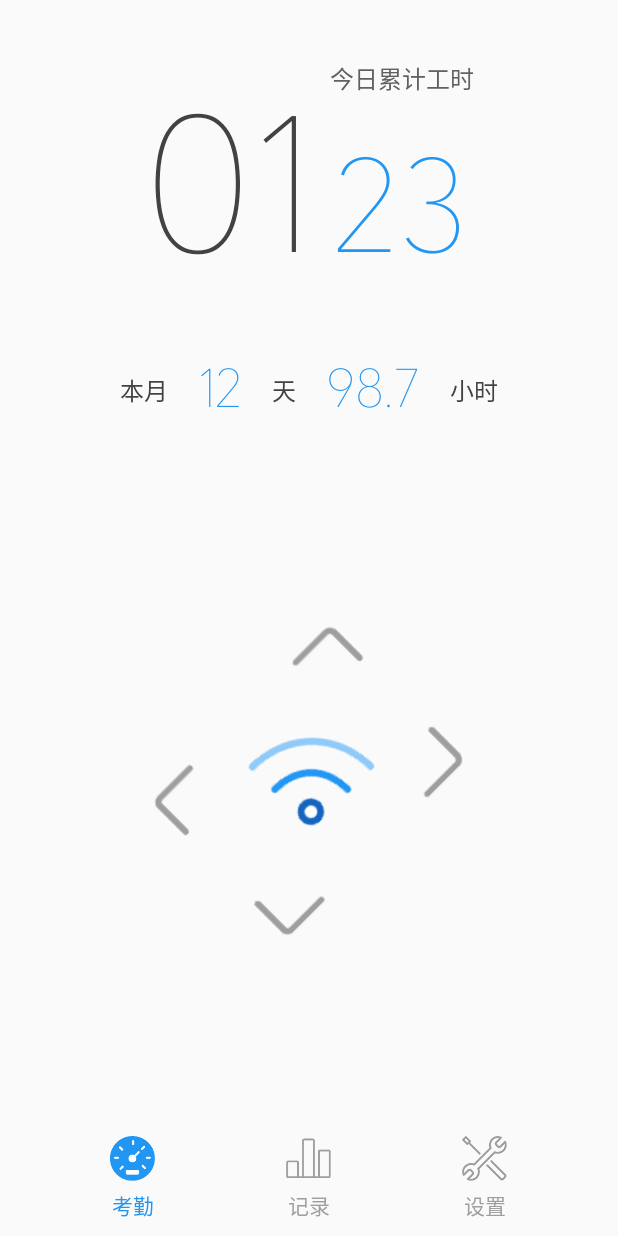
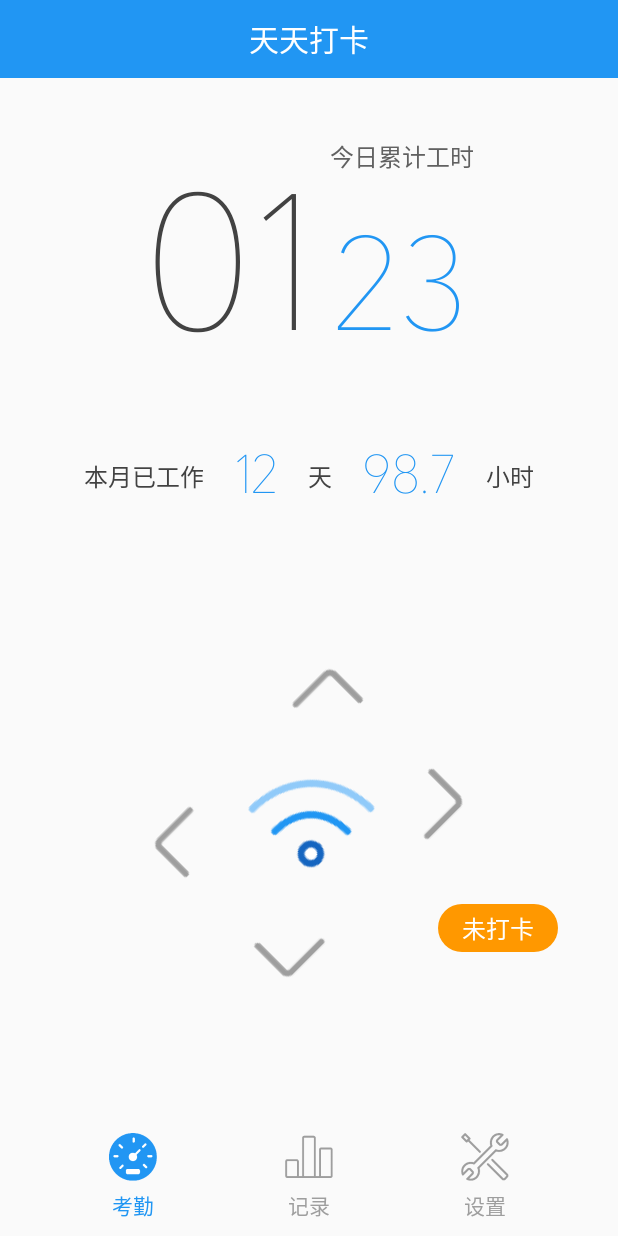
Before and after one commit to shikangkai/AttRec, an Android app: the screen it shows after launch (MainActivity), on a phone screen of 412 x 824 dp. Run offline under Robolectric (Android 15) with nearby library versions, the phone set to English and light mode, and no system bars.

Commit message:
添加打卡状态

```diff
--- a/app/src/main/java/com/holobor/attrec/activity/MainActivity.java
+++ b/app/src/main/java/com/holobor/attrec/activity/MainActivity.java
@@ -58,6 +58,37 @@ public class MainActivity extends BaseActivity {
 
         contentPager = (ViewPager) findViewById(R.id.pager);
         contentPager.setAdapter(fragmentPagerAdapter);
+        contentPager.addOnPageChangeListener(new ViewPager.OnPageChangeListener() {
+            @Override
+            public void onPageScrolled(int position, float positionOffset, int positionOffsetPixels) {}
+
+            @Override
+            public void onPageSelected(int position) {
+
+                btnAtt.setSelected(false);
+                btnRec.setSelected(false);
+                btnSet.setSelected(false);
+
+                switch (position) {
+                    case 0:
+                        btnAtt.setSelected(true);
+                        break;
+
+                    case 1:
+                        btnRec.setSelected(true);
+                        break;
+
+                    case 2:
+                        btnSet.setSelected(true);
+                        break;
+
+                    default:
+                }
+            }
+
+            @Override
+            public void onPageScrollStateChanged(int state) {}
+        });
     }
 
     /**
@@ -67,23 +98,16 @@ public class MainActivity extends BaseActivity {
      */
     public void onNavClick(View view) {
 
-        btnAtt.setSelected(false);
-        btnRec.setSelected(false);
-        btnSet.setSelected(false);
-
         switch (view.getId()) {
             case R.id.btn_att:
-                btnAtt.setSelected(true);
                 contentPager.setCurrentItem(0);
                 break;
 
             case R.id.btn_rec:
-                btnRec.setSelected(true);
                 contentPager.setCurrentItem(1);
                 break;
 
             case R.id.btn_set:
-                btnSet.setSelected(true);
                 contentPager.setCurrentItem(2);
                 break;
         }
--- a/app/src/main/java/com/holobor/attrec/fragment/AttFragment.java
+++ b/app/src/main/java/com/holobor/attrec/fragment/AttFragment.java
@@ -5,8 +5,10 @@ import android.content.Context;
 import android.content.Intent;
 import android.content.IntentFilter;
 import android.graphics.Typeface;
+import android.media.Image;
 import android.os.Bundle;
 import android.view.View;
+import android.widget.ImageButton;
 import android.widget.TextView;
 
 import com.holobor.attrec.R;
@@ -17,7 +19,12 @@ import com.holobor.attrec.fragment.base.BaseFragment;
  */
 public class AttFragment extends BaseFragment {
 
-    BroadcastReceiver timeChangedReceiver;
+    Typeface typeface;
+    TextView txtDayHour, txtDayMin;
+    TextView txtMonthDay, txtMonthHour;
+    TextView txtAttState;
+    ImageButton btnAtt;
+    AttState attState = AttState.UN_ATT;
 
     @Override
     public int getLayoutID() {
@@ -26,28 +33,93 @@ public class AttFragment extends BaseFragment {
 
     @Override
     protected void initVar(Bundle savedInstanceState) {
-        timeChangedReceiver = new BroadcastReceiver() {
-            @Override
-            public void onReceive(Context context, Intent intent) {
-                //改变显示时间
-            }
-        };
-
-        getContext().registerReceiver(timeChangedReceiver, new IntentFilter(Intent.ACTION_TIME_TICK));
+        typeface = Typeface.createFromAsset(getContext().getAssets(), "fonts/baiduan_number.ttf");
     }
 
     @Override
     protected void initView(View rootView, Bundle savedInstanceState) {
-        Typeface typeface = Typeface.createFromAsset(getContext().getAssets(), "fonts/baiduan_number.ttf");
-        ((TextView) rootView.findViewById(R.id.txt_today_att_hour)).setTypeface(typeface);
-        ((TextView) rootView.findViewById(R.id.txt_today_att_min)).setTypeface(typeface);
-        ((TextView) rootView.findViewById(R.id.txt_month_hour)).setTypeface(typeface, Typeface.BOLD);
-        ((TextView) rootView.findViewById(R.id.txt_month_day)).setTypeface(typeface, Typeface.BOLD);
+
+        /**
+         * 设置显示的时间
+         */
+        txtDayHour = (TextView) rootView.findViewById(R.id.txt_today_att_hour);
+        txtDayHour.setTypeface(typeface);
+        txtDayMin = (TextView) rootView.findViewById(R.id.txt_today_att_min);
+        txtDayMin.setTypeface(typeface);
+        txtMonthDay = (TextView) rootView.findViewById(R.id.txt_month_day);
+        txtMonthDay.setTypeface(typeface, Typeface.BOLD);
+        txtMonthHour = (TextView) rootView.findViewById(R.id.txt_month_hour);
+        txtMonthHour.setTypeface(typeface, Typeface.BOLD);
+
+        btnAtt = (ImageButton) rootView.findViewById(R.id.btn_att);
+        btnAtt.setOnClickListener(new View.OnClickListener() {
+            @Override
+            public void onClick(View v) {
+                switch (attState) {
+                    case UN_ATT:
+                        attState = AttState.DOING_WORK;
+                        break;
+
+                    case DOING_WORK:
+                        attState = AttState.DONE_WORK;
+                        break;
+
+                    case DONE_WORK:
+                        attState = AttState.DOING_WORK;
+                        break;
+                }
+
+                updateData();
+            }
+        });
+
+        txtAttState = (TextView) rootView.findViewById(R.id.txt_att_state);
+    }
+
+    /**
+     * 更新显示数据
+     */
+    private void updateData() {
+        // 计算当天工作时间
+        // 计算当月工作时间
+        // 设置当前打卡状态
+
+        switch (attState) {
+            case UN_ATT:
+                txtAttState.setText(R.string.un_att);
+                txtAttState.setBackgroundResource(R.drawable.bg_att_state_un_att);
+                break;
+
+            case DOING_WORK:
+                txtAttState.setText(R.string.doing_work);
+                txtAttState.setBackgroundResource(R.drawable.bg_att_state_doing_work);
+                break;
+
+            case DONE_WORK:
+                txtAttState.setText(R.string.done_work);
+                txtAttState.setBackgroundResource(R.drawable.bg_att_state_done_work);
+                break;
+        }
+    }
+
+    @Override
+    public void onResume() {
+        super.onResume();
+        //刷新显示数据
+        updateData();
     }
 
     @Override
     public void onDestroy() {
         super.onDestroy();
-        getContext().unregisterReceiver(timeChangedReceiver);
+    }
+
+    /**
+     * 打卡状态
+     */
+    public enum AttState {
+        UN_ATT,         //未打卡
+        DOING_WORK,     //正在上班
+        DONE_WORK       //已经下班
     }
 }
--- /dev/null
+++ b/app/src/main/res/drawable/bg_att_state_doing_work.xml
@@ -0,0 +1,7 @@
+<?xml version="1.0" encoding="utf-8"?>
+<shape xmlns:android="http://schemas.android.com/apk/res/android">
+
+    <corners android:radius="@dimen/radius_txt_att_state" />
+    <size android:height="@dimen/height_txt_att_state" android:width="@dimen/width_txt_att_state" />
+    <solid android:color="@color/holobor_red" />
+</shape>
--- /dev/null
+++ b/app/src/main/res/drawable/bg_att_state_done_work.xml
@@ -0,0 +1,7 @@
+<?xml version="1.0" encoding="utf-8"?>
+<shape xmlns:android="http://schemas.android.com/apk/res/android">
+
+    <corners android:radius="@dimen/radius_txt_att_state" />
+    <size android:height="@dimen/height_txt_att_state" android:width="@dimen/width_txt_att_state" />
+    <solid android:color="@color/holobor_green" />
+</shape>
--- /dev/null
+++ b/app/src/main/res/drawable/bg_att_state_un_att.xml
@@ -0,0 +1,7 @@
+<?xml version="1.0" encoding="utf-8"?>
+<shape xmlns:android="http://schemas.android.com/apk/res/android">
+
+    <corners android:radius="@dimen/radius_txt_att_state" />
+    <size android:height="@dimen/height_txt_att_state" android:width="@dimen/width_txt_att_state" />
+    <solid android:color="@color/holobor_orange" />
+</shape>
--- a/app/src/main/res/layout/activity_main.xml
+++ b/app/src/main/res/layout/activity_main.xml
@@ -88,10 +88,27 @@
         </LinearLayout>
     </LinearLayout>
 
+    <RelativeLayout
+        android:layout_width="match_parent"
+        android:layout_height="52dp"
+        android:background="@color/holobor_blue"
+        android:id="@+id/bar_top" >
+
+        <TextView
+            android:layout_width="wrap_content"
+            android:layout_height="wrap_content"
+            android:layout_centerInParent="true"
+            android:text="@string/app_name"
+            android:textSize="@dimen/size_txt_normal"
+            android:textColor="@color/holobor_white" />
+
+    </RelativeLayout>
+
     <com.holobor.attrec.view.ViewPagerCompat
         android:layout_width="match_parent"
         android:layout_height="match_parent"
         android:layout_above="@id/bar_bottom"
+        android:layout_below="@id/bar_top"
         android:id="@+id/pager" />
 
 </RelativeLayout>
--- a/app/src/main/res/layout/fragment_att.xml
+++ b/app/src/main/res/layout/fragment_att.xml
@@ -47,7 +47,7 @@
     <LinearLayout
         android:layout_width="wrap_content"
         android:layout_height="wrap_content"
-        android:layout_marginTop="@dimen/margin_small"
+        android:layout_marginTop="@dimen/margin_normal"
         android:orientation="horizontal"
         android:gravity="center_vertical"
         android:layout_centerHorizontal="true"
@@ -57,7 +57,7 @@
         <TextView
             android:layout_width="wrap_content"
             android:layout_height="wrap_content"
-            android:text="本月"
+            android:text="本月已工作"
             android:textSize="@dimen/size_txt_small"
             android:textColor="@color/holobor_black_light"
             android:id="@+id/txt_month_tag" />
@@ -66,7 +66,7 @@
             android:layout_width="wrap_content"
             android:layout_height="wrap_content"
             android:text="12"
-            android:textSize="@dimen/size_txt_large"
+            android:textSize="@dimen/size_txt_xlarge"
             android:padding="@dimen/padding_normal"
             android:layout_marginLeft="@dimen/margin_small"
             android:layout_marginRight="@dimen/margin_small"
@@ -86,7 +86,7 @@
             android:layout_width="wrap_content"
             android:layout_height="wrap_content"
             android:text="98.7"
-            android:textSize="@dimen/size_txt_large"
+            android:textSize="@dimen/size_txt_xlarge"
             android:layout_marginLeft="@dimen/margin_small"
             android:layout_marginRight="@dimen/margin_small"
             android:textColor="@color/holobor_blue"
@@ -117,6 +117,18 @@
             android:padding="0dp"
             android:id="@+id/btn_att" />
 
+        <TextView
+            android:layout_width="@dimen/width_txt_att_state"
+            android:layout_height="@dimen/height_txt_att_state"
+            android:gravity="center"
+            android:text="@string/un_att"
+            android:background="@drawable/bg_att_state_un_att"
+            android:textColor="@color/holobor_white"
+            android:textSize="@dimen/size_txt_small"
+            android:layout_toRightOf="@id/btn_att"
+            android:layout_alignBottom="@id/btn_att"
+            android:id="@+id/txt_att_state" />
+
     </RelativeLayout>
 
 </RelativeLayout>
--- a/app/src/main/res/values/colors.xml
+++ b/app/src/main/res/values/colors.xml
@@ -1,8 +1,11 @@
 <?xml version="1.0" encoding="utf-8"?>
 <resources>
-    <color name="colorPrimary">#3F51B5</color>
-    <color name="colorPrimaryDark">#303F9F</color>
-    <color name="colorAccent">#FF4081</color>
+
+    <!-- 标准颜色库：https://www.google.com/design/spec/style/color.html#color-color-palette -->
+
+    <color name="colorPrimary">#2196F3</color>
+    <color name="colorPrimaryDark">#2196F3</color>
+    <color name="colorAccent">#2196F3</color>
 
     <color name="holobor_black">#212121</color>
     <color name="holobor_black_light">#424242</color>
@@ -15,4 +18,5 @@
     <color name="holobor_green_light">#8BC34A</color>
     <color name="holobor_orange">#FF9800</color>
     <color name="holobor_orange_dark">#FF5722</color>
+    <color name="holobor_white">#FFFFFF</color>
 </resources>
--- a/app/src/main/res/values/dimens.xml
+++ b/app/src/main/res/values/dimens.xml
@@ -1,10 +1,14 @@
 <resources>
     <!-- Default screen margins, per the Android Design guidelines. -->
 
-    <dimen name="size_img_bar_bottom">30dp</dimen>
+    <dimen name="size_img_bar_bottom">32dp</dimen>
     <dimen name="size_txt_bar_bottom">14dp</dimen>
 
     <dimen name="size_btn_att">172dp</dimen>
+
+    <dimen name="width_txt_att_state">80dp</dimen>
+    <dimen name="height_txt_att_state">32dp</dimen>
+    <dimen name="radius_txt_att_state">16dp</dimen>
 
     <dimen name="margin_xtiny">2dp</dimen>
     <dimen name="margin_tiny">3dp</dimen>
@@ -23,8 +27,11 @@
     <dimen name="padding_normal">10dp</dimen>
 
     <dimen name="size_txt_small">16dp</dimen>
-    <dimen name="size_txt_normal">24dp</dimen>
-    <dimen name="size_txt_large">36dp</dimen>
+    <dimen name="size_txt_normal">20dp</dimen>
+    <dimen name="size_txt_big">24dp</dimen>
+    <dimen name="size_txt_xbig">28dp</dimen>
+    <dimen name="size_txt_large">32dp</dimen>
+    <dimen name="size_txt_xlarge">36dp</dimen>
     <dimen name="size_txt_att_time_min">88dp</dimen>
     <dimen name="size_txt_att_time_hour">128dp</dimen>
 
--- a/app/src/main/res/values/strings.xml
+++ b/app/src/main/res/values/strings.xml
@@ -4,4 +4,8 @@
     <string name="attendance">考勤</string>
     <string name="record">记录</string>
     <string name="setting">设置</string>
+
+    <string name="doing_work">上班中</string>
+    <string name="done_work">已下班</string>
+    <string name="un_att">未打卡</string>
 </resources>
```
Also changed, not shown: app/src/main/res/mipmap-xxxhdpi/btn_att_sel.png.
